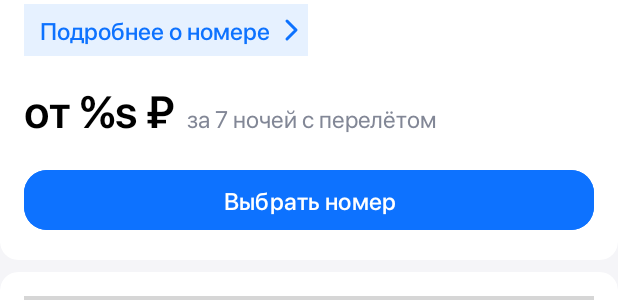
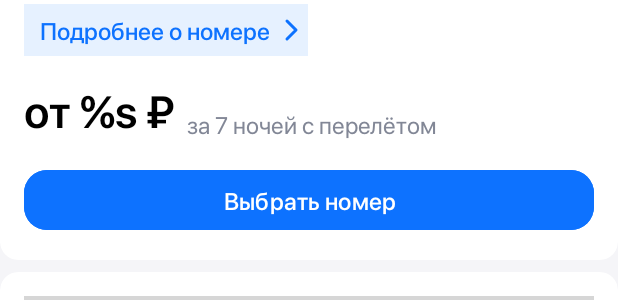
Before and after one commit to passerby29/EMTestProject, an Android app: the layout fragment_rooms.xml on its own in the app's theme, with its tools: preview values and no code run, on a phone screen of 412 x 824 dp. Shown: the part 627-927 px from the top of the screen. Run offline under Robolectric (Android 15) with nearby library versions, the phone set to English and light mode, and no system bars; plain views replace CircleIndicator2, ImageCarousel; grey boxes are pictures that could not be loaded.

Commit message:
Мелкие исправления.

```diff
--- a/app/src/main/res/layout/fragment_book.xml
+++ b/app/src/main/res/layout/fragment_book.xml
@@ -39,6 +39,8 @@
     <ScrollView
         android:layout_width="match_parent"
         android:layout_height="0dp"
+        android:overScrollMode="never"
+        android:scrollbars="none"
         app:layout_constraintBottom_toTopOf="@+id/linearLayout6"
         app:layout_constraintEnd_toEndOf="parent"
         app:layout_constraintStart_toStartOf="parent"
--- a/app/src/main/res/layout/fragment_rooms.xml
+++ b/app/src/main/res/layout/fragment_rooms.xml
@@ -40,6 +40,8 @@
         android:id="@+id/roomsRecyclerView"
         android:layout_width="match_parent"
         android:layout_height="0dp"
+        android:overScrollMode="never"
+        android:scrollbars="none"
         android:background="@color/main_background"
         app:layout_constraintBottom_toBottomOf="parent"
         app:layout_constraintEnd_toEndOf="parent"
--- a/app/src/main/res/layout/item_room.xml
+++ b/app/src/main/res/layout/item_room.xml
@@ -127,11 +127,12 @@
                 android:textSize="30sp"
                 tools:text="@string/price_placeholder" />
 
-            <com.google.android.material.textview.MaterialTextView
+            <TextView
                 android:id="@+id/roomsPriceAddTextView"
                 android:layout_width="wrap_content"
                 android:layout_height="wrap_content"
                 android:fontFamily="@font/sf_regular"
+                android:layout_gravity="bottom"
                 android:textColor="@color/price_add_text_color"
                 android:textSize="16sp"
                 tools:ignore="TextContrastCheck"
```
